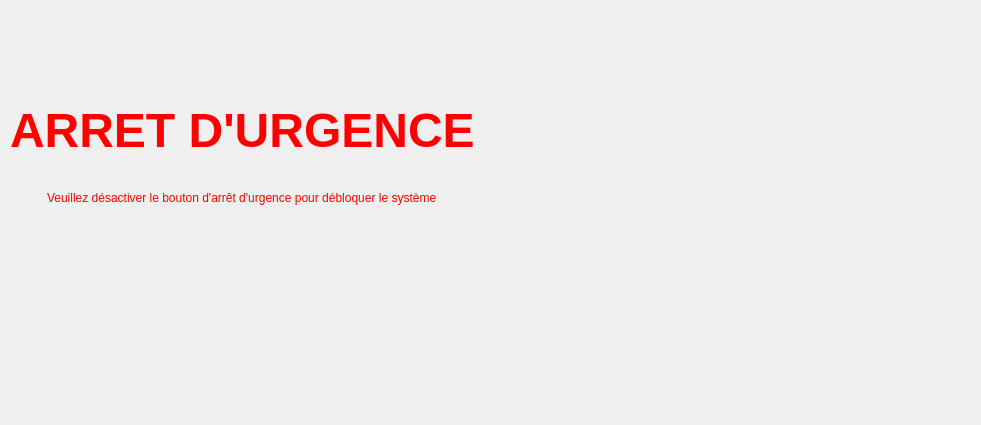
Above: Views/EmergencyStop.ui from Soluce-Development/Maquette before the change. Below: the same form after it.
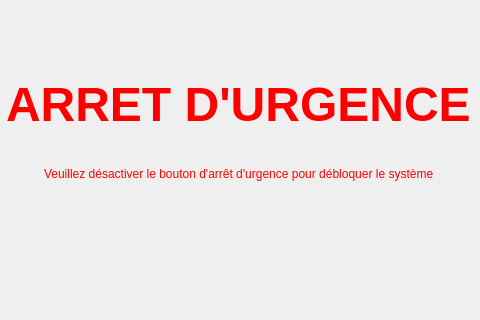
That is the form after the change.

Commit message: adaptation of UI design for 3.5' screen

Diff of the .ui file:
```diff
--- a/Views/EmergencyStop.ui
+++ b/Views/EmergencyStop.ui
@@ -6,20 +6,32 @@
    <rect>
     <x>0</x>
     <y>0</y>
-    <width>981</width>
-    <height>425</height>
+    <width>480</width>
+    <height>320</height>
    </rect>
   </property>
+  <property name="minimumSize">
+   <size>
+    <width>480</width>
+    <height>320</height>
+   </size>
+  </property>
+  <property name="maximumSize">
+   <size>
+    <width>480</width>
+    <height>320</height>
+   </size>
+  </property>
   <property name="windowTitle">
    <string>Form</string>
   </property>
   <widget class="QWidget" name="verticalLayoutWidget">
    <property name="geometry">
     <rect>
-     <x>10</x>
-     <y>80</y>
-     <width>464</width>
-     <height>151</height>
+     <x>3</x>
+     <y>50</y>
+     <width>471</width>
+     <height>161</height>
     </rect>
    </property>
    <layout class="QVBoxLayout" name="verticalLayout">
@@ -56,6 +68,7 @@
         <property name="font">
          <font>
           <pointsize>36</pointsize>
+          <weight>75</weight>
           <bold>true</bold>
          </font>
         </property>
```
The commit also changes 5 other files.
